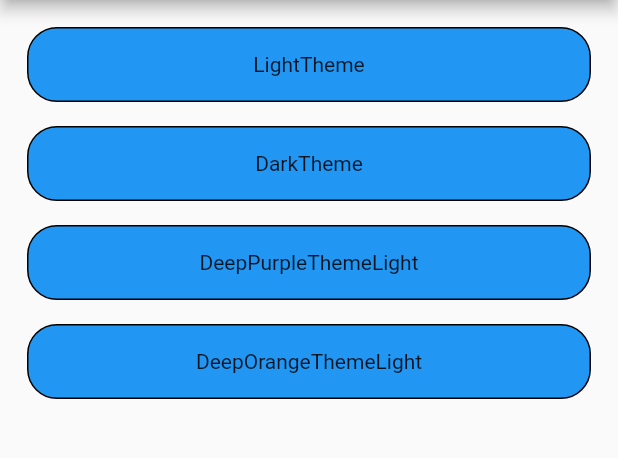
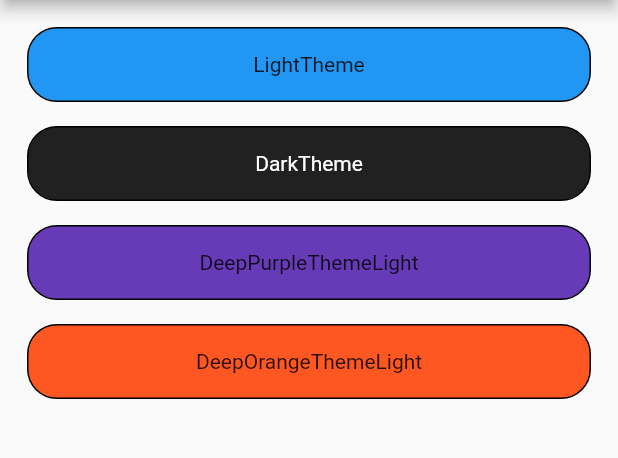
Before and after one commit to Aamirkhan55/theme_presistence, a Flutter app: the screen it shows after launch, after a tap on the "brightness 4" icon, on a phone screen of 412 x 824 dp, the part 84-542 px from its top. Run offline on Flutter 3.47's test engine with Material 2 defaults, Android fonts, the light colour scheme and no system bars; our stand-ins replace bloc, equatable, flutter_bloc.

Commit message:
BlocBuilder

```diff
--- a/lib/main.dart
+++ b/lib/main.dart
@@ -2,7 +2,6 @@ import 'package:flutter/material.dart';
 import 'package:flutter_bloc/flutter_bloc.dart';
 import 'package:theme_presistence/app/theme_app.dart';
 import 'package:theme_presistence/bloc/theme/bloc/theme_bloc.dart';
-
 
 void main() {
   runApp(const MyApp());
@@ -13,13 +12,26 @@ class MyApp extends StatelessWidget {
 
   @override
   Widget build(BuildContext context) {
-    return  BlocProvider(
+    return BlocProvider(
       create: (context) => ThemeBloc(),
-      child: const MaterialApp(
-        debugShowCheckedModeBanner: false,
-        title: 'Theme Preference',
-        home: ThemeApp(),
-      ),
+      child: BlocBuilder<ThemeBloc, ThemeState>(builder: (context, state) {
+        if (state is ThemeLoaded) {
+          return MaterialApp(
+            debugShowCheckedModeBanner: false,
+            title: 'Theme Preference',
+            theme: state.themeData,
+            home: const ThemeApp(),
+          );
+        }
+        return MaterialApp(
+          title: 'Theme Demo',
+          debugShowCheckedModeBanner: false,
+          theme: ThemeData(
+            primarySwatch: Colors.blue,
+          ),
+          home: const ThemeApp(),
+        );
+      }),
     );
   }
 }
--- a/lib/preferences/theme_page.dart
+++ b/lib/preferences/theme_page.dart
@@ -1,4 +1,6 @@
 import 'package:flutter/material.dart';
+import 'package:flutter_bloc/flutter_bloc.dart';
+import 'package:theme_presistence/bloc/theme/bloc/theme_bloc.dart';
 import 'package:theme_presistence/preferences/theme_preference.dart';
 
 class ThemePreferencesPage extends StatelessWidget {
@@ -14,8 +16,13 @@ class ThemePreferencesPage extends StatelessWidget {
           padding: const EdgeInsets.symmetric(horizontal: 10, vertical: 10),
           itemCount: ThemePrefer.themePrefList.length,
           itemBuilder: (context, index) {
-          final selectedTheme = ThemePrefer.themePrefList[index];
-          return Container(
+            final selectedThemeName = ThemePrefer.themePrefList[index];
+            return GestureDetector(
+              onTap: () {
+                BlocProvider.of<ThemeBloc>(context)
+                    .add(ChangeThemeEvents(name: selectedThemeName));
+              },
+              child: Container(
                 height: 50,
                 margin: const EdgeInsets.all(8),
                 width: double.infinity,
@@ -25,10 +32,14 @@ class ThemePreferencesPage extends StatelessWidget {
                     width: 1,
                   ),
                   borderRadius: BorderRadius.circular(20),
-              color: Colors.blue,
+                  color: appThemeData[selectedThemeName]!.primaryColor,
                 ),
                 child: Center(
-              child: Text(selectedTheme),
+                  child: Text(
+                    selectedThemeName,
+                    style: appThemeData[selectedThemeName]!.textTheme.bodyMedium,
+                  ),
+                ),
               ),
             );
           }),
```
Lines whose indentation alone changed are shown as unchanged.
